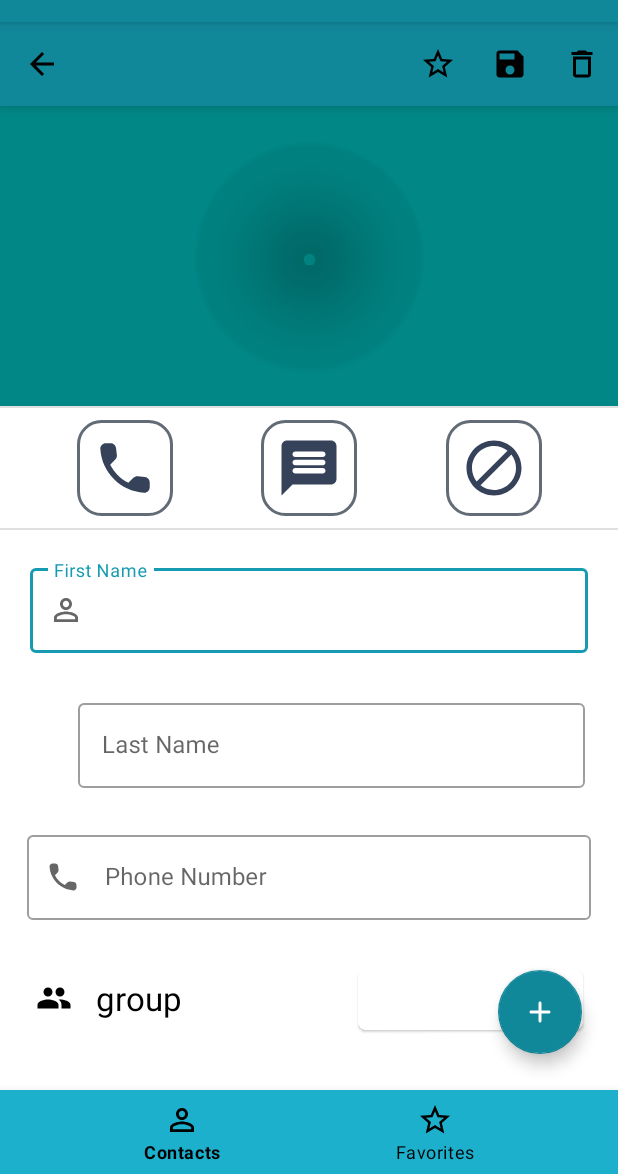
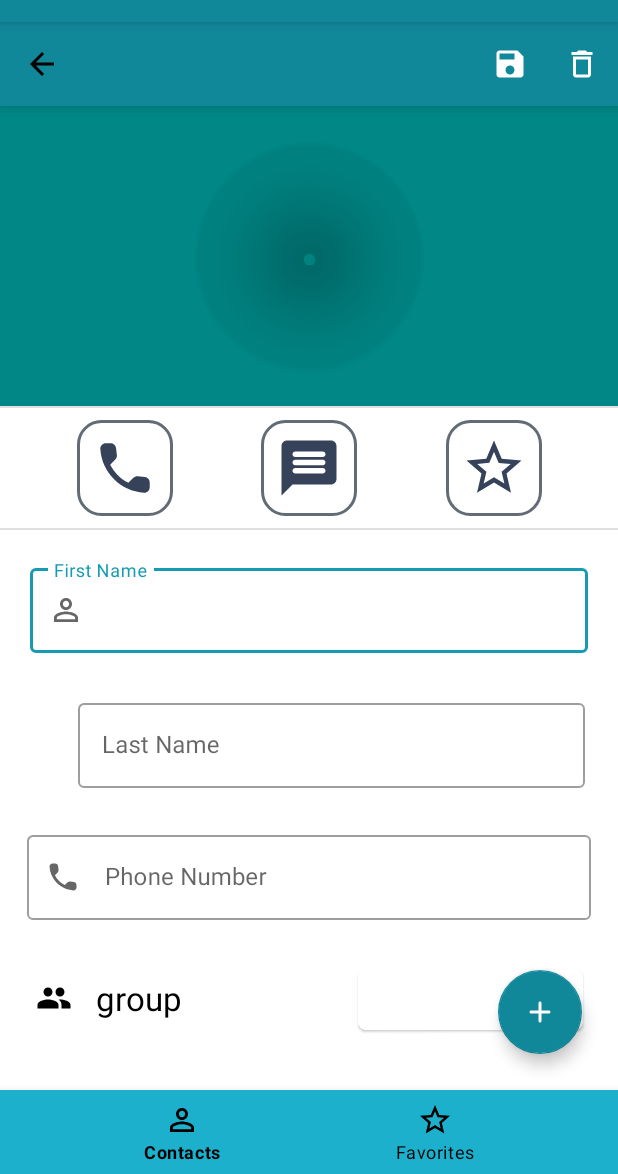
Before and after one commit to MahanZiyari/Ashena, an Android app: the fragment DetailsFragment placed in its activity, after a tap on "save", on a phone screen of 412 x 824 dp, the part 62-1236 px from its top. Run offline under Robolectric (Android 15) with nearby library versions, the phone set to English and light mode, and no system bars; our stand-ins replace Dagger/Hilt's generated code, Room's generated code, Timber, navigation-ui; pictures from the network do not load; 8 statements that could not run were skipped.

Commit message:
Feat: add snackbar to show operations info
- show snackbar via shared viewmodel for stating operations
- remove start icon from details app bar and replace it for black user action

```diff
--- a/ashena/app/src/main/java/ziyari/mahan/ashena/data/repository/DetailsRepository.kt
+++ b/ashena/app/src/main/java/ziyari/mahan/ashena/data/repository/DetailsRepository.kt
@@ -17,7 +17,6 @@ class DetailsRepository @Inject constructor(
     fun getContactWith(id: Int) = dao.getSingleContact(id)
     suspend fun updateContact(contactEntity: ContactEntity) = dao.updateContact(contactEntity)
     suspend fun removeContact(contactEntity: ContactEntity) = dao.removeContact(contactEntity)
-    suspend fun isContactExistInDatabase(contactId: Int) = dao.existsContact(contactId)
 
     fun getContactFromPhone(id: Int)  = flow<ContactEntity> {
         val contentResolver = context.contentResolver
@@ -49,4 +48,8 @@ class DetailsRepository @Inject constructor(
 
         cursor?.close()
     }
+
+    fun editPhoneContact(contactId: Int) {
+
+    }
 }
--- a/ashena/app/src/main/java/ziyari/mahan/ashena/ui/contacts/ContactsFragment.kt
+++ b/ashena/app/src/main/java/ziyari/mahan/ashena/ui/contacts/ContactsFragment.kt
@@ -12,10 +12,12 @@ import android.widget.Toast
 import androidx.activity.result.contract.ActivityResultContracts
 import androidx.core.app.ActivityCompat
 import androidx.core.content.ContextCompat
+import androidx.fragment.app.activityViewModels
 import androidx.fragment.app.viewModels
 import androidx.navigation.fragment.findNavController
 import androidx.recyclerview.widget.LinearLayoutManager
 import com.google.android.material.dialog.MaterialAlertDialogBuilder
+import com.google.android.material.snackbar.Snackbar
 import dagger.hilt.android.AndroidEntryPoint
 import timber.log.Timber
 import ziyari.mahan.ashena.R
@@ -25,7 +27,9 @@ import ziyari.mahan.ashena.ui.addcontacts.AddContactsFragment
 import ziyari.mahan.ashena.utils.Adapters.ContactAdapter
 import ziyari.mahan.ashena.utils.DEBUG_TAG
 import ziyari.mahan.ashena.utils.PermissionsManager
+import ziyari.mahan.ashena.utils.showDebugLog
 import ziyari.mahan.ashena.viewmodel.ContactHomeScreenViewModel
+import ziyari.mahan.ashena.viewmodel.SharedViewModel
 import javax.inject.Inject
 
 
@@ -43,6 +47,8 @@ class ContactsFragment : Fragment() {
     @Inject
     lateinit var permissionsManager: PermissionsManager
     private val viewModel: ContactHomeScreenViewModel by viewModels()
+    private val sharedViewModel: SharedViewModel by activityViewModels()
+
 
     private val requestPermissionLauncher = registerForActivityResult(
             ActivityResultContracts.RequestPermission()
@@ -66,13 +72,17 @@ class ContactsFragment : Fragment() {
         super.onViewCreated(view, savedInstanceState)
         binding?.apply {
             requestPermission()
-
             viewModel.allContacts.observe(viewLifecycleOwner) {
                 contactAdapter.setData(it.data!!)
                 contacts.apply {
                     layoutManager = LinearLayoutManager(context)
                     adapter = contactAdapter
                 }
+            }
+
+            sharedViewModel.snackbarMessage.observe(viewLifecycleOwner) {
+                Toast.makeText(requireContext(), it, Toast.LENGTH_SHORT).show()
+                Snackbar.make(view, it, Snackbar.LENGTH_SHORT).show()
             }
             contactAdapter.setOnItemClickListener { contactEntity ->
                 val direction = ContactsFragmentDirections.actionToDetails(contactEntity.id, contactEntity.isFromPhone)
--- a/ashena/app/src/main/java/ziyari/mahan/ashena/ui/details/DetailsFragment.kt
+++ b/ashena/app/src/main/java/ziyari/mahan/ashena/ui/details/DetailsFragment.kt
@@ -1,12 +1,15 @@
 package ziyari.mahan.ashena.ui.details
 
 import android.content.Intent
+import android.content.res.ColorStateList
+import android.graphics.Color
 import android.net.Uri
 import android.os.Bundle
 import androidx.fragment.app.Fragment
 import android.view.LayoutInflater
 import android.view.View
 import android.view.ViewGroup
+import androidx.fragment.app.activityViewModels
 import androidx.fragment.app.viewModels
 import androidx.lifecycle.lifecycleScope
 import androidx.lifecycle.repeatOnLifecycle
@@ -20,9 +23,11 @@ import ziyari.mahan.ashena.data.models.ContactEntity
 import ziyari.mahan.ashena.data.models.Group
 import ziyari.mahan.ashena.databinding.FragmentDetailsBinding
 import ziyari.mahan.ashena.utils.PermissionsManager
+import ziyari.mahan.ashena.utils.generateRandomColor
 import ziyari.mahan.ashena.utils.setUpListWithAdapter
 import ziyari.mahan.ashena.utils.showDebugLog
 import ziyari.mahan.ashena.viewmodel.DetailsViewModel
+import ziyari.mahan.ashena.viewmodel.SharedViewModel
 import javax.inject.Inject
 
 
@@ -34,6 +39,7 @@ class DetailsFragment : Fragment() {
     private val binding get() = _binding
     // ViewModel
     private val viewModel: DetailsViewModel by viewModels()
+    private val sharedViewModel: SharedViewModel by activityViewModels()
     // Other
     @Inject lateinit var permissionsManager: PermissionsManager
     private val args: DetailsFragmentArgs by navArgs()
@@ -83,6 +89,17 @@ class DetailsFragment : Fragment() {
                 startActivity(intent)
             }
 
+            favContact.setOnClickListener {
+                contact.favorites = !contact.favorites
+                if (contact.favorites) {
+                    favContact.setImageDrawable(resources.getDrawable(R.drawable.baseline_star_24))
+                    favContact.imageTintList = ColorStateList.valueOf(resources.getColor(R.color.yellow))
+                } else {
+                    favContact.setImageDrawable(resources.getDrawable(R.drawable.baseline_star_outline_24))
+                    favContact.imageTintList = ColorStateList.valueOf(resources.getColor(R.color.deepKoamaru))
+                }
+            }
+
         }
     }
 
@@ -95,16 +112,23 @@ class DetailsFragment : Fragment() {
             }
             setOnMenuItemClickListener {
                 when (it.itemId) {
-                    R.id.fav_icon -> {
-                        TODO("making Contact Fav and change fav icon appearance")
-                        true
-                    }
 
                     R.id.save_icon -> {
-                        //TODO("Save Contact and return to main screen")
                         val newFirstName = firstnameTextField.text.toString()
                         val newLastName = lastnameTextField.text.toString()
                         val newPhoneNumber = phoneNumberTextField.text.toString()
+                        val newPicture = resources.getString(R.string.avatar_api, newFirstName, generateRandomColor())
+                        contact.firstName = newFirstName
+                        contact.lastName = newLastName
+                        contact.number = newPhoneNumber
+                        contact.profilePicture = newPicture
+                        if (contact.isFromPhone) {
+                            // Save to Phone
+                        } else {
+                            // Save to DB
+                            viewModel.updateDatabaseContact(contact)
+                            findNavController().navigateUp()
+                        }
                         //TODO show a snackbar for successfull operation
                         true
                     }
@@ -149,6 +173,7 @@ class DetailsFragment : Fragment() {
                 // Respond to positive button press
                 viewModel.removeContact(contact)
                 dialog.dismiss()
+                sharedViewModel.showSnackbar("${contact.firstName} Deleted Successfully")
                 findNavController().navigateUp()
             }
             .show()
--- /dev/null
+++ b/ashena/app/src/main/java/ziyari/mahan/ashena/viewmodel/SharedViewModel.kt
@@ -0,0 +1,18 @@
+package ziyari.mahan.ashena.viewmodel
+
+import androidx.lifecycle.LiveData
+import androidx.lifecycle.MutableLiveData
+import androidx.lifecycle.ViewModel
+import dagger.hilt.android.lifecycle.HiltViewModel
+import ziyari.mahan.ashena.utils.showDebugLog
+import javax.inject.Inject
+
+@HiltViewModel
+class SharedViewModel @Inject constructor(): ViewModel() {
+    var snackbarMessage = MutableLiveData<String>()
+
+    fun showSnackbar(message: String) {
+        showDebugLog("Snack Bar message: $message")
+        snackbarMessage.postValue(message)
+    }
+}
--- a/ashena/app/src/main/res/layout/fragment_details.xml
+++ b/ashena/app/src/main/res/layout/fragment_details.xml
@@ -75,20 +75,20 @@
         android:padding="10dp"
         android:src="@drawable/round_message_24"
         app:layout_constraintBottom_toTopOf="@id/secondDivider"
-        app:layout_constraintEnd_toStartOf="@+id/block_contact"
+        app:layout_constraintEnd_toStartOf="@+id/fav_contact"
         app:layout_constraintHorizontal_bias="0.5"
         app:layout_constraintStart_toEndOf="@+id/phone_call"
         app:layout_constraintTop_toBottomOf="@id/firstDivider"
         app:tint="@color/charcoal"/>
 
     <ImageView
-        android:id="@+id/block_contact"
+        android:id="@+id/fav_contact"
         android:layout_width="64dp"
         android:layout_height="64dp"
         android:layout_margin="8dp"
         android:background="@drawable/bg_rounded_stroke"
         android:padding="10dp"
-        android:src="@drawable/round_block_24"
+        android:src="@drawable/baseline_star_outline_24"
         app:layout_constraintBottom_toTopOf="@id/secondDivider"
         app:layout_constraintEnd_toEndOf="parent"
         app:layout_constraintHorizontal_bias="0.5"
--- a/ashena/app/src/main/res/menu/details_toolbar_menu.xml
+++ b/ashena/app/src/main/res/menu/details_toolbar_menu.xml
@@ -3,22 +3,17 @@
     xmlns:app="http://schemas.android.com/apk/res-auto">
 
     <item
-        android:id="@+id/fav_icon"
-        android:icon="@drawable/baseline_star_outline_24"
-        android:title="@string/search"
-        app:iconTint="@color/black"
-        app:showAsAction="ifRoom|collapseActionView" />
-
-    <item
         android:id="@+id/save_icon"
         android:icon="@drawable/baseline_save_24"
         android:title="save"
+        app:iconTint="?attr/colorOnPrimary"
         android:iconTint="@color/black"
         app:showAsAction="always"/>
 
     <item
         android:id="@+id/trash_icon"
         android:icon="@drawable/baseline_delete_outline_24"
+        app:iconTint="?attr/colorOnPrimary"
         android:title="delete"
         app:showAsAction="always"/>
 
```
